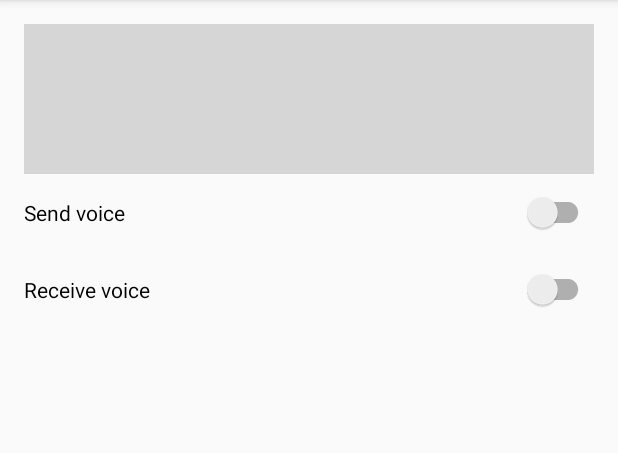
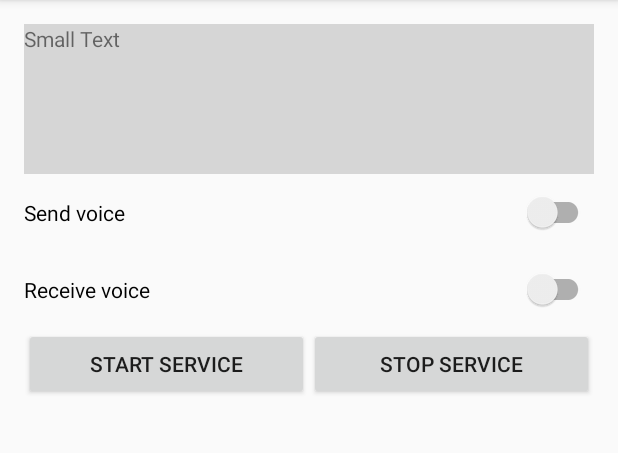
Before and after one commit to SpotVL/ServiceTest, an Android app: the screen it shows after launch (MainActivity), on a phone screen of 412 x 824 dp, the part 84-537 px from its top. Run offline under Robolectric (Android 15) with nearby library versions, the phone set to English and light mode, and no system bars.

Commit message:
IntentService

```diff
--- a/app/src/main/AndroidManifest.xml
+++ b/app/src/main/AndroidManifest.xml
@@ -7,8 +7,6 @@
   <uses-permission android:name="android.permission.ACCESS_WIFI_STATE"/>
   <uses-permission android:name="android.permission.CHANGE_WIFI_STATE"/>
   <uses-permission android:name="android.permission.INTERNET"/>
-
-  <uses-permission android:name="com.example.spotvl.servicetes.VOICE_MODULE_PERMISSION"/>
 
   <application
       android:allowBackup="true"
@@ -34,8 +32,7 @@
     </activity>
     <service
         android:name=".VoiceModuleService"
-        android:exported="true"
-        android:permission="com.example.spotvl.servicetes.VOICE_MODULE_PERMISSION"
+        android:exported="false"
         />
   </application>
 
--- a/app/src/main/java/com/example/spotvl/servicetest/MainActivity.java
+++ b/app/src/main/java/com/example/spotvl/servicetest/MainActivity.java
@@ -1,17 +1,26 @@
 package com.example.spotvl.servicetest;
 
+import android.content.BroadcastReceiver;
 import android.content.ComponentName;
 import android.content.Context;
 import android.content.Intent;
+import android.content.IntentFilter;
 import android.content.ServiceConnection;
+import android.os.Handler;
 import android.os.IBinder;
+import android.os.PersistableBundle;
+import android.support.v4.content.LocalBroadcastManager;
 import android.support.v7.app.AppCompatActivity;
 import android.os.Bundle;
 import android.support.v7.widget.SwitchCompat;
+import android.util.Log;
 import android.view.Menu;
 import android.view.MenuItem;
 import android.view.View;
+import android.widget.Button;
+import android.widget.ScrollView;
 import android.widget.TextView;
+import android.widget.Toast;
 import com.example.spotvl.servicetest.Utils.NetworkUtil;
 import java.net.NetworkInterface;
 import java.net.SocketException;
@@ -19,50 +28,147 @@ import org.w3c.dom.Text;
 
 public class MainActivity extends AppCompatActivity {
 
+  public static final String ACTION = "com.example.spotvl.servicetest.MainActivity";
+
   Singleton s;
 
   SwitchCompat swRecv, swSend;
-
-  VoiceModuleService voiceModuleService;
-  ServiceConnection serviceConnection = new ServiceConnection() {
-    @Override public void onServiceConnected(ComponentName name, IBinder service) {
-      voiceModuleService = ((VoiceModuleService.MyBinder)service).getService();
-    }
-
-    @Override public void onServiceDisconnected(ComponentName name) {
-      voiceModuleService = null;
-    }
-  };
+  TextView statusWindow;
 
 
   @Override protected void onCreate(Bundle savedInstanceState) {
     super.onCreate(savedInstanceState);
     setContentView(R.layout.activity_main);
 
+    initUI();
+
+
+
+  }
+
+
+  private void updateUI()
+  {
+    try {
+      addText((s.NetworkIntface == null) ? "": NetworkUtil.getInet4NetworkAddress(s.NetworkIntface));
+    } catch (SocketException e) {
+      e.printStackTrace();
+    }
+
+    swSend.setChecked(s.isSendingVoice);
+    swRecv.setChecked(s.isReceivingVoice);
+
+  }
+
+
+  private void initUI()
+  {
     getSupportActionBar().setTitle("Voice module service test");
 
-    Intent bindIntent = new Intent(MainActivity.this, VoiceModuleService.class);
-    bindService(bindIntent, serviceConnection, Context.BIND_AUTO_CREATE);
-    startService(bindIntent);
+    s = Singleton.getInstance(getApplicationContext());
 
-    s = Singleton.getInstance(getApplicationContext());
+    statusWindow = (TextView) findViewById(R.id.info_window);
     swSend = (SwitchCompat)findViewById(R.id.switch_send_voice);
     swRecv = (SwitchCompat)findViewById(R.id.switch_recv_voice);
 
     swSend.setOnClickListener(new View.OnClickListener() {
       @Override public void onClick(View v) {
         s.isSendingVoice = swSend.isChecked();
+        sendToService();
       }
     });
 
     swRecv.setOnClickListener(new View.OnClickListener() {
       @Override public void onClick(View v) {
         s.isReceivingVoice = swRecv.isChecked();
+        sendToService();
+      }
+    });
+
+    findViewById(R.id.btn_start_vm_service).setOnClickListener(new View.OnClickListener() {
+      @Override public void onClick(View v) {
+        launchVoiceModuleService();
+      }
+    });
+
+    findViewById(R.id.btn_stop_vm_service).setOnClickListener(new View.OnClickListener() {
+      @Override public void onClick(View v) {
+        stopVoiceModuleService();
       }
     });
 
     updateUI();
   }
+
+  private void sendToService(){
+    Intent in = new Intent(ACTION);
+    in.putExtra("swSend", swSend.isChecked());
+    in.putExtra("swRecv", swRecv.isChecked());
+    LocalBroadcastManager.getInstance(MainActivity.this).sendBroadcast(in);
+  }
+
+
+  //receive from Service
+  private BroadcastReceiver voiceModuleReceiver = new BroadcastReceiver() {
+    @Override public void onReceive(Context context, Intent intent) {
+
+      if (intent.hasExtra("resultValue")) {
+        String resultValue = intent.getStringExtra("resultValue");
+        addText(resultValue);
+      }
+    }
+  };
+
+  private void addText(String newTxt) {
+
+    statusWindow.append("\n"+newTxt);
+    findViewById(R.id.scroll_status).post(new Runnable() {
+      @Override public void run() {
+        ((ScrollView)findViewById(R.id.scroll_status)).smoothScrollTo(0,statusWindow.getBottom());
+      }
+    });
+  }
+
+  // Call `launchVoiceModuleService()` in the activity
+  // to startup the service
+  public void launchVoiceModuleService() {
+    // Construct our Intent specifying the Service
+    Intent i = new Intent(this, VoiceModuleService.class);
+    // Start the service
+    startService(i);
+  }
+
+  // Call `stopVoiceModuleService()` in the activity
+  // to startup the service
+  public void stopVoiceModuleService() {
+    // Construct our Intent specifying the Service
+    Intent i = new Intent(this, VoiceModuleService.class);
+    // Stop the service
+    stopService(i);
+  }
+
+  @Override protected void onResume() {
+    super.onResume();
+
+    updateUI();
+
+    // Register for the particular broadcast based on ACTION string
+    IntentFilter filter = new IntentFilter(VoiceModuleService.ACTION);
+
+    LocalBroadcastManager.getInstance(this).registerReceiver(voiceModuleReceiver, filter);
+    // or `registerReceiver(testReceiver, filter)` for a normal broadcast
+  }
+
+  @Override protected void onPause() {
+
+
+    super.onPause();
+
+    // Unregister the listener when the application is paused
+    LocalBroadcastManager.getInstance(this).unregisterReceiver(voiceModuleReceiver);
+    // or `unregisterReceiver(testReceiver)` for a normal broadcast
+  }
+
 
   @Override public boolean onCreateOptionsMenu(Menu menu) {
     super.onCreateOptionsMenu(menu);
@@ -82,27 +188,20 @@ public class MainActivity extends AppCompatActivity {
     return false;
   }
 
-  private void updateUI()
-  {
-    try {
-      ((TextView)findViewById(R.id.info_window)).setText((s.NetworkIntface==null)?"": NetworkUtil.getInet4NetworkAddress(s.NetworkIntface));
-    } catch (SocketException e) {
-      e.printStackTrace();
-    }
+  @Override public void onSaveInstanceState(Bundle outState) {
 
-    swSend.setChecked(s.isSendingVoice);
-    swRecv.setChecked(s.isReceivingVoice);
+    Log.d(Singleton.TAG, "MainActivity onSaveInstanceState()");
 
+    String txtToSave = statusWindow.getText().toString();
+    outState.putString("statusWindow", txtToSave);
+
+    super.onSaveInstanceState(outState);
   }
 
-  private void initUI()
-  {
+  @Override protected void onRestoreInstanceState(Bundle savedInstanceState) {
+    Log.d(Singleton.TAG, "MainActivity onRestoreInstanceState()");
+    super.onRestoreInstanceState(savedInstanceState);
 
-  }
-
-  @Override protected void onResume() {
-    super.onResume();
-
-    updateUI();
+    statusWindow.setText(savedInstanceState.getString("statusWindow","oops"));
   }
 }
--- a/app/src/main/res/layout/activity_main.xml
+++ b/app/src/main/res/layout/activity_main.xml
@@ -23,6 +23,7 @@
         android:layout_width="match_parent"
         android:layout_height="100dp"
         android:background="#d6d6d6"
+        android:id="@+id/scroll_status"
         >
       <TextView
           android:layout_width="match_parent"
@@ -50,6 +51,29 @@
         android:text="Receive voice"
         android:id="@+id/switch_recv_voice"
         />
+    <LinearLayout
+        android:layout_width="match_parent"
+        android:layout_height="wrap_content"
+        android:orientation="horizontal"
+        >
+      <Button
+          android:id="@+id/btn_start_vm_service"
+          android:layout_width="0dp"
+          android:layout_height="wrap_content"
+          android:layout_weight="1"
+          android:text="Start Service"
+          android:padding="8dp"
+          />
+      <Button
+          android:id="@+id/btn_stop_vm_service"
+          android:layout_width="0dp"
+          android:layout_height="wrap_content"
+          android:layout_weight="1"
+          android:text="Stop Service"
+          android:padding="8dp"
+          />
+    </LinearLayout>
+
   </LinearLayout>
 
 </ScrollView>
```
Also changed, not shown: app/src/main/java/com/example/spotvl/servicetest/VoiceModuleService.java (+65 -44 lines). Lines whose indentation alone changed are shown as unchanged.
